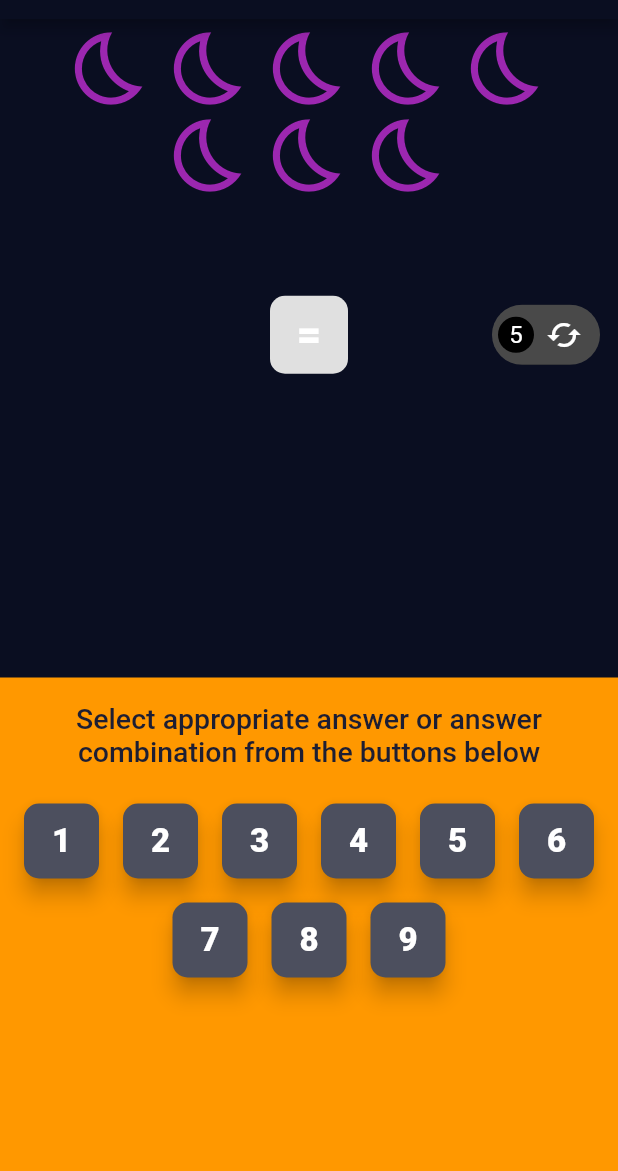
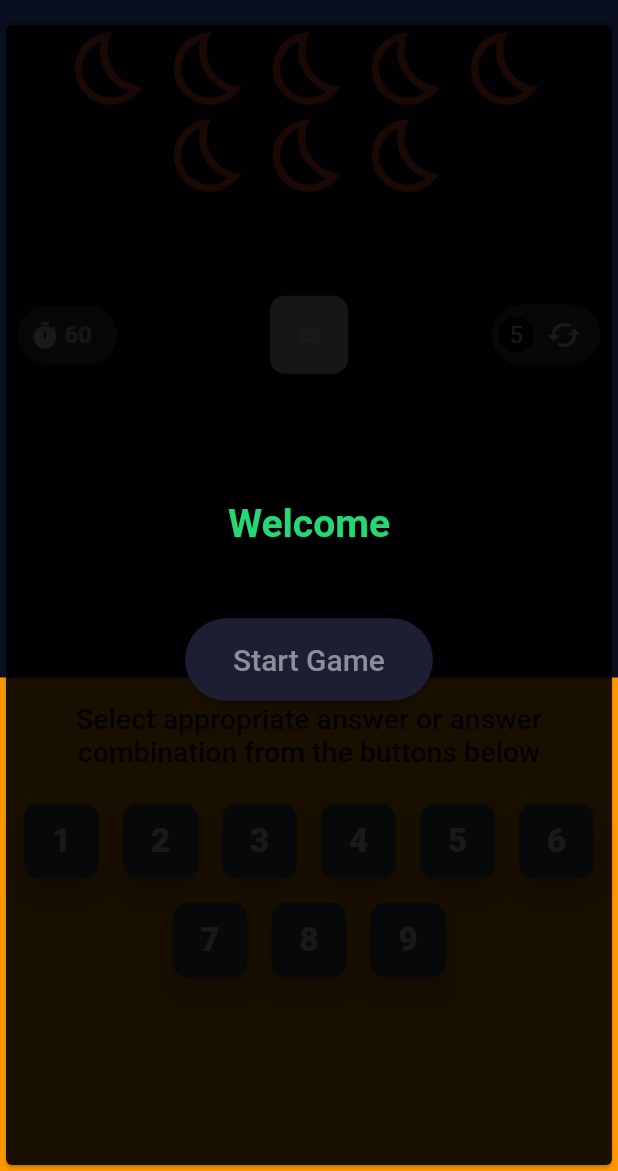
Before and after one commit to solnsumei/mathskills, a Flutter app: the screen it shows after launch, on a phone screen of 412 x 824 dp, the part 65-1236 px from its top. Run offline on Flutter 3.47's test engine with Material 2 defaults, Android fonts, the phone set to English and light mode, and no system bars.

Commit message:
Add timer and also include a start pop up

```diff
--- a/lib/src/core/utils/constants.dart
+++ b/lib/src/core/utils/constants.dart
@@ -21,4 +21,4 @@ const TEXT_CONTENT = "Select appropriate answer or answer combination from the b
 
 const WINNING_TEXT = "Hurray, you won!";
 
-const GAME_OVER_TEXT = "Game Over, you lost!";
+const GAME_OVER_TEXT = "Game Over!";
--- a/lib/src/ui/screens/game_page.dart
+++ b/lib/src/ui/screens/game_page.dart
@@ -1,5 +1,3 @@
-import 'dart:async';
-
 import 'package:flutter/material.dart';
 import 'package:provider/provider.dart';
 import '../widgets/widgets.dart';
@@ -10,28 +8,11 @@ class GamePage extends StatelessWidget {
 
   getRandomStarList(GameProvider model) {
     return List<Icon>.generate(model.randomStars, (index) =>
-        Icon(model.getIconData, color: Colors.purple, size: 58.0));
+        Icon(model.getIconData, color: Colors.deepOrange, size: 58.0));
   }
 
-  Future<void> checkGameStatus(BuildContext context,
-      GameProvider model) async {
-
-    final resultText = model.checkGameStatus();
-
-    if (resultText != null) {
-      await Navigator.push(context, MaterialPageRoute(
-          builder: (context) {
-            return ResultPage(resultText);
-          }
-      ));
-
-      model.restart();
-    }
-  }
-
-  void redraw(BuildContext context, GameProvider model) async {
+  void redraw(BuildContext context, GameProvider model) {
     model.redraw();
-    await checkGameStatus(context, model);
   }
 
   void navigateToPage(BuildContext context,
@@ -65,7 +46,11 @@ class GamePage extends StatelessWidget {
       body: SafeArea(
         child: Consumer<GameProvider>(
           builder: (context, model, _) {
-            return Column(
+            final resultText = model.checkGameStatus();
+
+            return Stack(
+              children: [
+                Column(
                   children: [
                     Expanded(
                       child: Padding(
@@ -80,7 +65,27 @@ class GamePage extends StatelessWidget {
                     SizedBox(height: 12.0),
                     Stack(
                       children: [
-                    Button(checkGameStatus),
+                        Positioned(
+                          left: 12.0,
+                          top: 10.0,
+                          child: RawChip(
+                            padding: EdgeInsets.symmetric(vertical: 10.0, horizontal: 4.0),
+                            label: SizedBox(
+                              width: 23.0,
+                              child: Text("${model.counter < 10 ? "0" : ''}${model.counter}",
+                                style: TextStyle(
+                                  fontWeight: FontWeight.bold,
+                                  fontSize: 16.0,
+                                ),
+                              ),
+                            ),
+                            avatar: Padding(
+                              padding: const EdgeInsets.only(left: 4.0),
+                              child: Icon(Icons.timer, size: 20.0),
+                            ),
+                          ),
+                        ),
+                        Button(),
                         Positioned(
                           right: 12.0,
                           top: 10.0,
@@ -118,6 +123,19 @@ class GamePage extends StatelessWidget {
                       ),
                     ),
                   ],
+                ),
+                !model.isGameOn ||  resultText != null
+                    ? Container(
+                  child: Card(
+                    color: Colors.black87,
+                    child: ResultPage(
+                      model: model,
+                      resultText: resultText,
+                      isGameOver: resultText != null,
+                    ),
+                  ),
+                ) : SizedBox(),
+              ],
             );
           },
         ),
--- a/lib/src/ui/screens/result_page.dart
+++ b/lib/src/ui/screens/result_page.dart
@@ -5,11 +5,17 @@ import '../constants.dart';
 class ResultPage extends StatelessWidget {
 
   final String resultText;
+  final bool isGameOver;
+  final GameProvider model;
 
-  ResultPage(this.resultText);
+  ResultPage({
+    @required this.model,
+    this.isGameOver = true,
+    this.resultText,
+  });
 
   TextStyle getTextStyle() {
-    if (resultText == WINNING_TEXT) {
+    if (resultText == null || resultText == WINNING_TEXT) {
       return kGameWonTextStyle;
     }
 
@@ -17,32 +23,32 @@ class ResultPage extends StatelessWidget {
   }
 
   String getButtonText() {
-    if (resultText == WINNING_TEXT) {
+    if (resultText != null) {
       return "Play again";
     }
 
-    return "Try again";
+    return "Start Game";
   }
 
   @override
   Widget build(BuildContext context) {
-    return Scaffold(
-      body: SafeArea(
-        child: Column(
+    return Column(
       crossAxisAlignment: CrossAxisAlignment.center,
       mainAxisAlignment: MainAxisAlignment.center,
       children: <Widget>[
         Container(),
         Padding(
           padding: const EdgeInsets.all(8.0),
-              child: Text(resultText,
+          child: Text(resultText != null
+              ? resultText
+              : "Welcome",
             style: getTextStyle(),
           ),
         ),
         SizedBox(height: 40.0),
         RaisedButton(
           onPressed: () {
-                Navigator.of(context).pop();
+            model.startGame();
           },
           child: Padding(
             padding: const EdgeInsets.all(16.0),
@@ -55,8 +61,6 @@ class ResultPage extends StatelessWidget {
           shape: StadiumBorder(),
         )
       ],
-        ),
-      ),
     );
   }
 }
--- a/lib/src/ui/widgets/button.dart
+++ b/lib/src/ui/widgets/button.dart
@@ -4,10 +4,6 @@ import '../constants.dart';
 
 
 class Button extends StatelessWidget {
-
-  final Function checkGameStatus;
-
-  Button(this.checkGameStatus);
 
   Color getFillColor(GameProvider model) {
     if (model.isAnswerCorrect != null) {
@@ -38,10 +34,9 @@ class Button extends StatelessWidget {
     );
   }
 
-  void checkAndSelectAnswer(BuildContext context, GameProvider model) async {
+  void checkAndSelectAnswer(BuildContext context, GameProvider model) {
     if (model.isAnswerCorrect != null && model.isAnswerCorrect) {
       model.acceptAnswer();
-      await checkGameStatus(context, model);
     } else {
       model.checkAnswer();
     }
```
Also changed, not shown: lib/src/core/providers/game_provider.dart (+38 -2 lines), 3 other files. Lines whose indentation alone changed are shown as unchanged.
